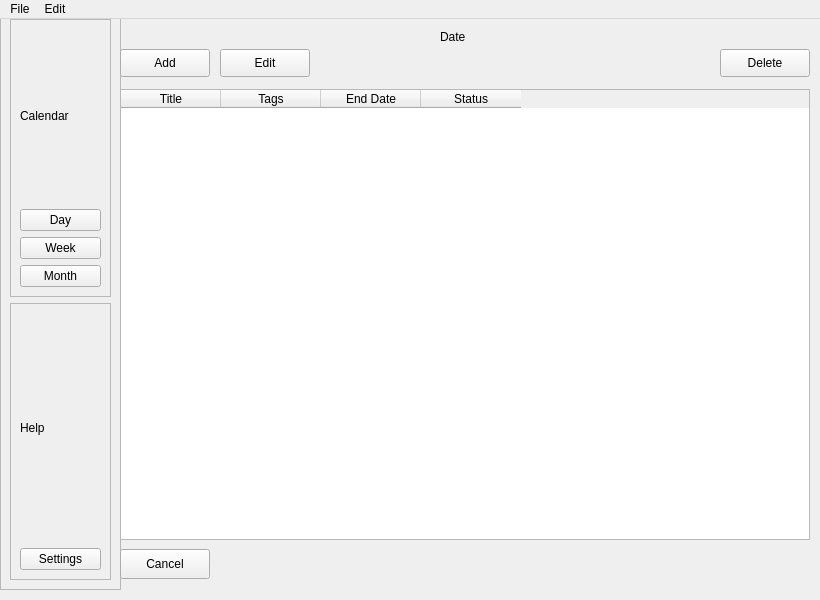
jyleoxcino/ACIT-2911-Group-22, file untitled.ui: the form before one commit.
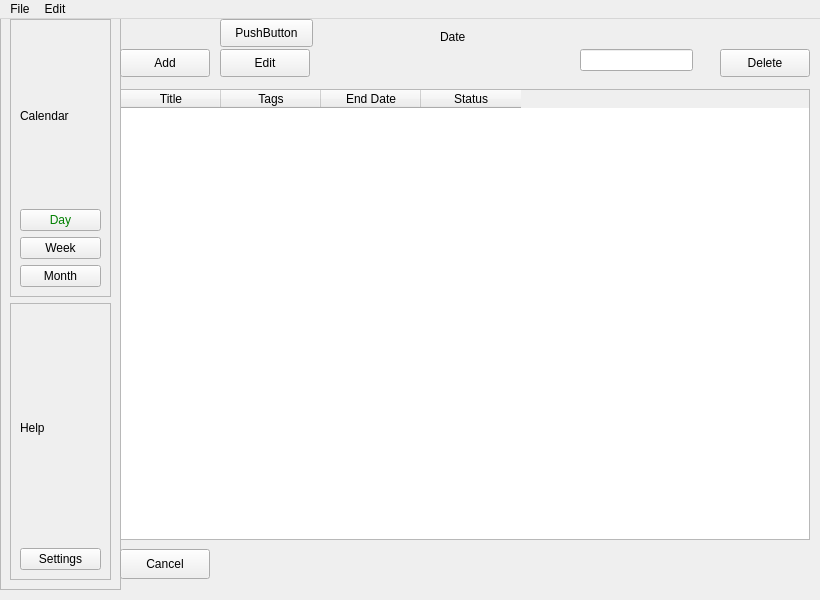
The form after the commit. The open tabs and pages were chosen to show the change.

Commit message: create note, delete, semi finished update crud features

The edit to the form file:
```diff
--- a/untitled.ui
+++ b/untitled.ui
@@ -48,6 +48,18 @@
         </item>
         <item>
          <widget class="QPushButton" name="buttonDay">
+          <property name="styleSheet">
+           <string notr="true">QPushButton#buttonDay:disabled {
+
+    font-weight:bold;
+	color:blue;
+	background-color: yellow;
+}
+QPushButton#buttonDay{
+
+	color:green;
+}</string>
+          </property>
           <property name="text">
            <string>Day</string>
           </property>
@@ -442,6 +454,29 @@
        <string>Edit</string>
       </property>
      </widget>
+     <widget class="QLineEdit" name="lineEditDelete">
+      <property name="geometry">
+       <rect>
+        <x>460</x>
+        <y>30</y>
+        <width>113</width>
+        <height>22</height>
+       </rect>
+      </property>
+     </widget>
+     <widget class="QPushButton" name="pushButton_4">
+      <property name="geometry">
+       <rect>
+        <x>100</x>
+        <y>0</y>
+        <width>93</width>
+        <height>28</height>
+       </rect>
+      </property>
+      <property name="text">
+       <string>PushButton</string>
+      </property>
+     </widget>
     </widget>
     <widget class="QWidget" name="page">
      <widget class="QTableView" name="tableviewSunday">
```
Left out of the diff: 2 changed lines with no effect on the pictures. The commit also changes 2 other files.
